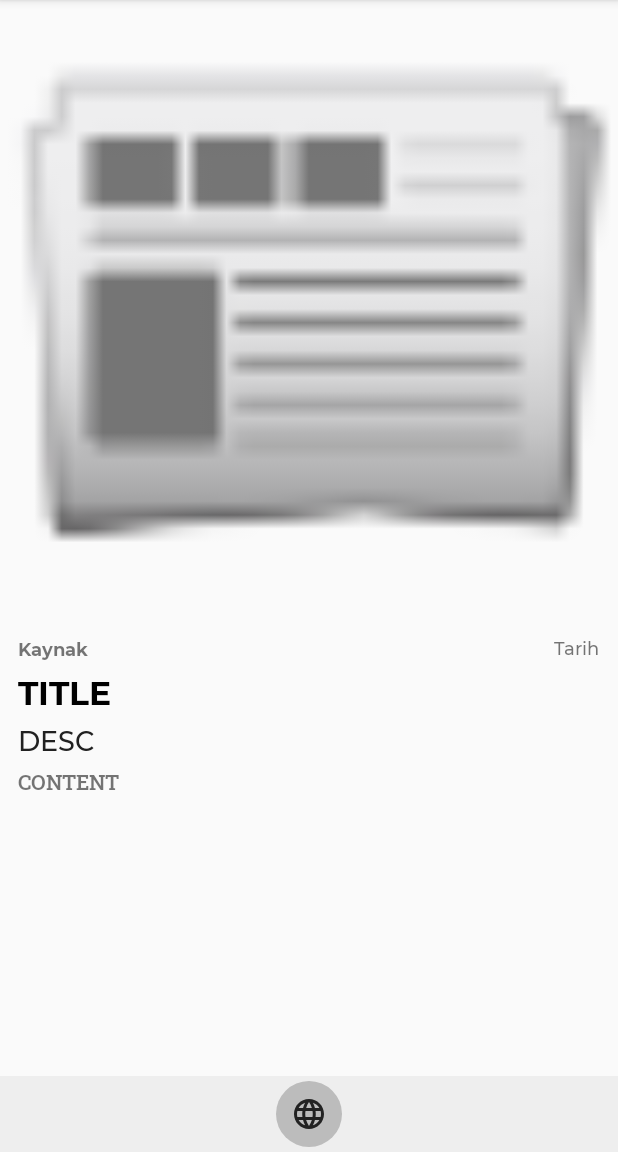
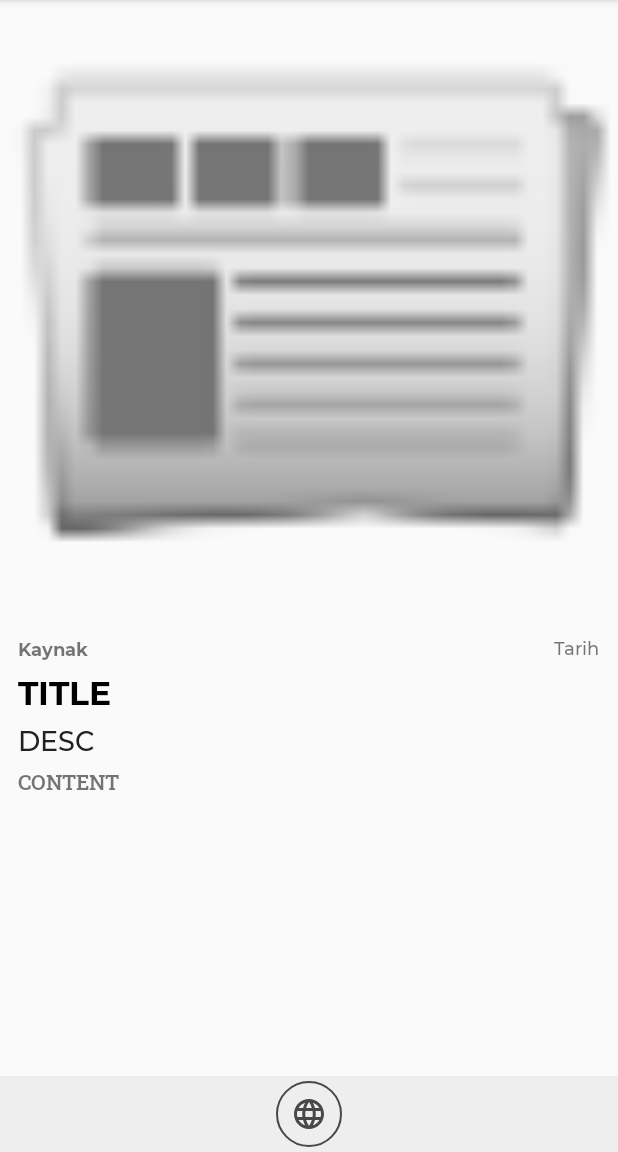
Before and after one commit to yemreak/HaberYA, an Android app: the NewsActivity screen opened directly, with no data from a screen before it, on a phone screen of 412 x 824 dp, the part 84-1236 px from its top. Run offline under Robolectric (Android 15) with nearby library versions, the phone set to English and light mode, and no system bars; our stand-ins replace Picasso, Room's generated code; network calls fail; pictures from the network do not load; 5 statements that could not run were skipped.

Commit message:
Ufak güzelleştirmeler 💅

```diff
--- a/app/src/main/java/com/iuce/news/ui/NewsActivity.java
+++ b/app/src/main/java/com/iuce/news/ui/NewsActivity.java
@@ -73,12 +73,6 @@ public class NewsActivity extends AppCompatActivity {
         Picasso.get()
                 .load(Uri.parse(news.getUrlToImage()))
                 .into(image);
-
-       /* btn_web.setOnClickListener(v -> {
-            Intent webIntent = new Intent(this, OriginalNews.class);
-            webIntent.putExtra("URL", news.getUrl());
-            this.startActivity(webIntent);
-        });*/
     }
 
     public void openInWeb(View v) {
--- a/app/src/main/res/drawable/ic_web_black_24dp.xml
+++ b/app/src/main/res/drawable/ic_web_black_24dp.xml
@@ -1,4 +1,4 @@
-<vector android:height="24dp" android:tint="#222222"
+<vector android:height="24dp" android:tint="@color/colorPrimaryLight"
     android:viewportHeight="24.0" android:viewportWidth="24.0"
     android:width="24dp" xmlns:android="http://schemas.android.com/apk/res/android">
     <path android:fillColor="#FF000000" android:pathData="M11.99,2C6.47,2 2,6.48 2,12s4.47,10 9.99,10C17.52,22 22,17.52 22,12S17.52,2 11.99,2zM18.92,8h-2.95c-0.32,-1.25 -0.78,-2.45 -1.38,-3.56 1.84,0.63 3.37,1.91 4.33,3.56zM12,4.04c0.83,1.2 1.48,2.53 1.91,3.96h-3.82c0.43,-1.43 1.08,-2.76 1.91,-3.96zM4.26,14C4.1,13.36 4,12.69 4,12s0.1,-1.36 0.26,-2h3.38c-0.08,0.66 -0.14,1.32 -0.14,2 0,0.68 0.06,1.34 0.14,2L4.26,14zM5.08,16h2.95c0.32,1.25 0.78,2.45 1.38,3.56 -1.84,-0.63 -3.37,-1.9 -4.33,-3.56zM8.03,8L5.08,8c0.96,-1.66 2.49,-2.93 4.33,-3.56C8.81,5.55 8.35,6.75 8.03,8zM12,19.96c-0.83,-1.2 -1.48,-2.53 -1.91,-3.96h3.82c-0.43,1.43 -1.08,2.76 -1.91,3.96zM14.34,14L9.66,14c-0.09,-0.66 -0.16,-1.32 -0.16,-2 0,-0.68 0.07,-1.35 0.16,-2h4.68c0.09,0.65 0.16,1.32 0.16,2 0,0.68 -0.07,1.34 -0.16,2zM14.59,19.56c0.6,-1.11 1.06,-2.31 1.38,-3.56h2.95c-0.96,1.65 -2.49,2.93 -4.33,3.56zM16.36,14c0.08,-0.66 0.14,-1.32 0.14,-2 0,-0.68 -0.06,-1.34 -0.14,-2h3.38c0.16,0.64 0.26,1.31 0.26,2s-0.1,1.36 -0.26,2h-3.38z"/>
--- a/app/src/main/res/drawable/round_button.xml
+++ b/app/src/main/res/drawable/round_button.xml
@@ -3,7 +3,7 @@
 
     <item >
         <shape android:shape="oval"  >
-            <solid android:color="@color/colorSecondaryDark"/>
+            <stroke android:color="@color/colorPrimaryLight" android:width="1dp"/>
         </shape>
     </item>
 </selector>
```
